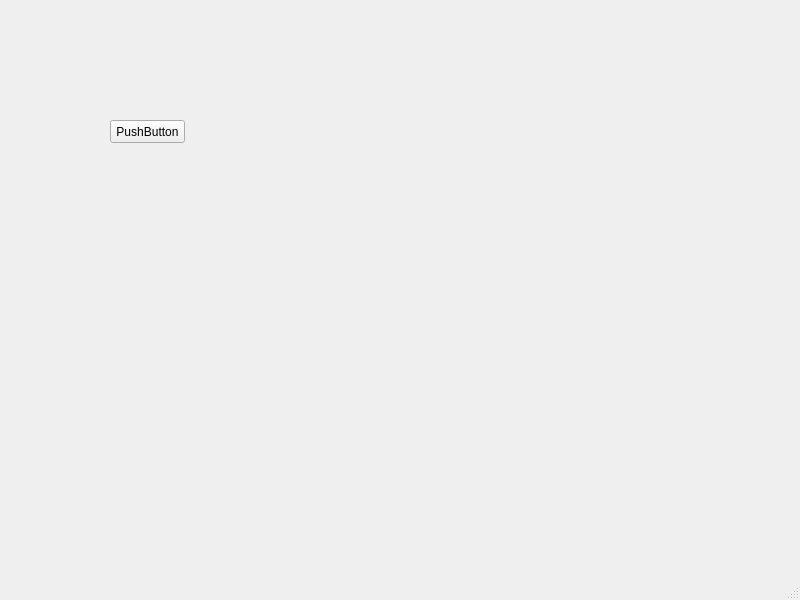
Above: test.ui from acraddoc91/RbRyPythonDataAnalysis before the change. Below: the same form after it.
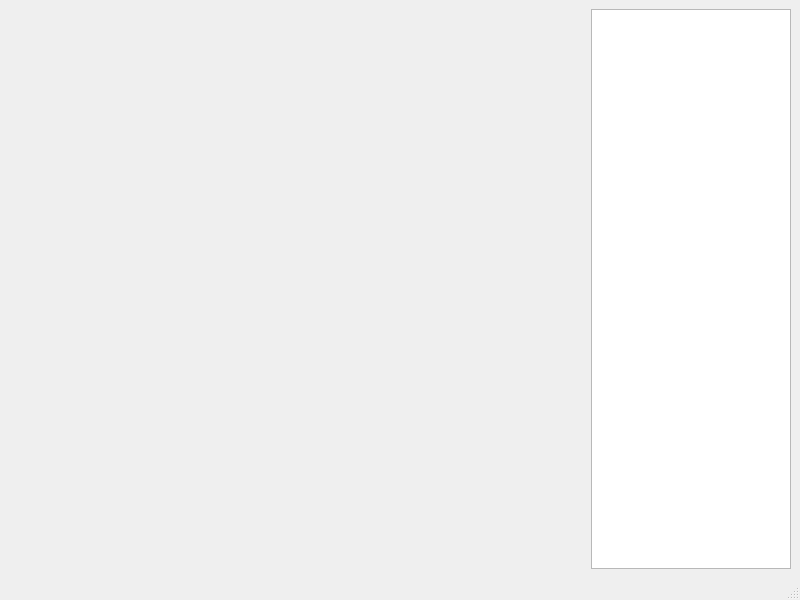
That is the form after the change.

Diff of the .ui file:
```diff
--- a/test.ui
+++ b/test.ui
@@ -13,31 +13,41 @@
   <property name="windowTitle">
    <string>MainWindow</string>
   </property>
-  <widget class="QWidget" name="centralwidget">
-   <widget class="QPushButton" name="pushButton">
-    <property name="geometry">
-     <rect>
-      <x>110</x>
-      <y>120</y>
-      <width>75</width>
-      <height>23</height>
-     </rect>
-    </property>
-    <property name="text">
-     <string>PushButton</string>
-    </property>
-   </widget>
-   <widget class="QWidget" name="verticalLayoutWidget">
-    <property name="geometry">
-     <rect>
-      <x>200</x>
-      <y>40</y>
-      <width>521</width>
-      <height>311</height>
-     </rect>
-    </property>
-    <layout class="QVBoxLayout" name="mplvl"/>
-   </widget>
+  <widget class="QWidget" name="butts">
+   <layout class="QHBoxLayout" name="horizontalLayout">
+    <item>
+     <widget class="QWidget" name="mplwindow" native="true">
+      <property name="sizePolicy">
+       <sizepolicy hsizetype="Expanding" vsizetype="Preferred">
+        <horstretch>0</horstretch>
+        <verstretch>0</verstretch>
+       </sizepolicy>
+      </property>
+      <layout class="QVBoxLayout" name="mplvl"/>
+     </widget>
+    </item>
+    <item>
+     <widget class="QListWidget" name="mplfigs">
+      <property name="sizePolicy">
+       <sizepolicy hsizetype="Maximum" vsizetype="Expanding">
+        <horstretch>0</horstretch>
+        <verstretch>0</verstretch>
+       </sizepolicy>
+      </property>
+      <property name="maximumSize">
+       <size>
+        <width>200</width>
+        <height>16777215</height>
+       </size>
+      </property>
+     </widget>
+    </item>
+   </layout>
+   <zorder>mplfigs</zorder>
+   <zorder>mplwindow</zorder>
+   <zorder>mplfigs</zorder>
+   <zorder>mplfigs</zorder>
+   <zorder>mplwindow</zorder>
   </widget>
   <widget class="QMenuBar" name="menubar">
    <property name="geometry">
```
